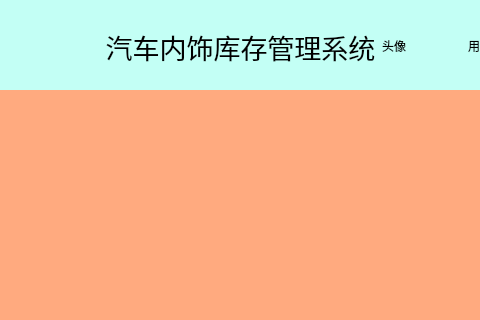
Above: mainwindow.ui from DXia-101/CarApp before the change; both pictures show x 162 to 642 and y 0 to 320 of the 800 by 600 pixel window. Below: the same form after it.
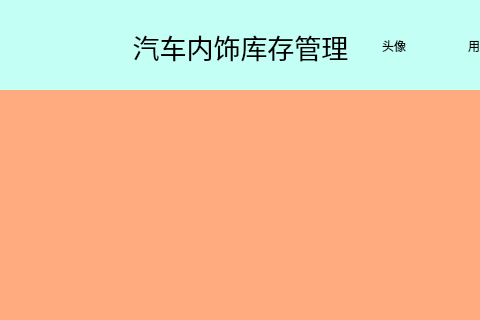
That is the form after the change.

Patch:
```diff
--- a/mainwindow.ui
+++ b/mainwindow.ui
@@ -66,7 +66,7 @@
         </font>
        </property>
        <property name="text">
-        <string>汽车内饰库存管理系统</string>
+        <string>汽车内饰库存管理</string>
        </property>
        <property name="textFormat">
         <enum>Qt::AutoText</enum>
```
